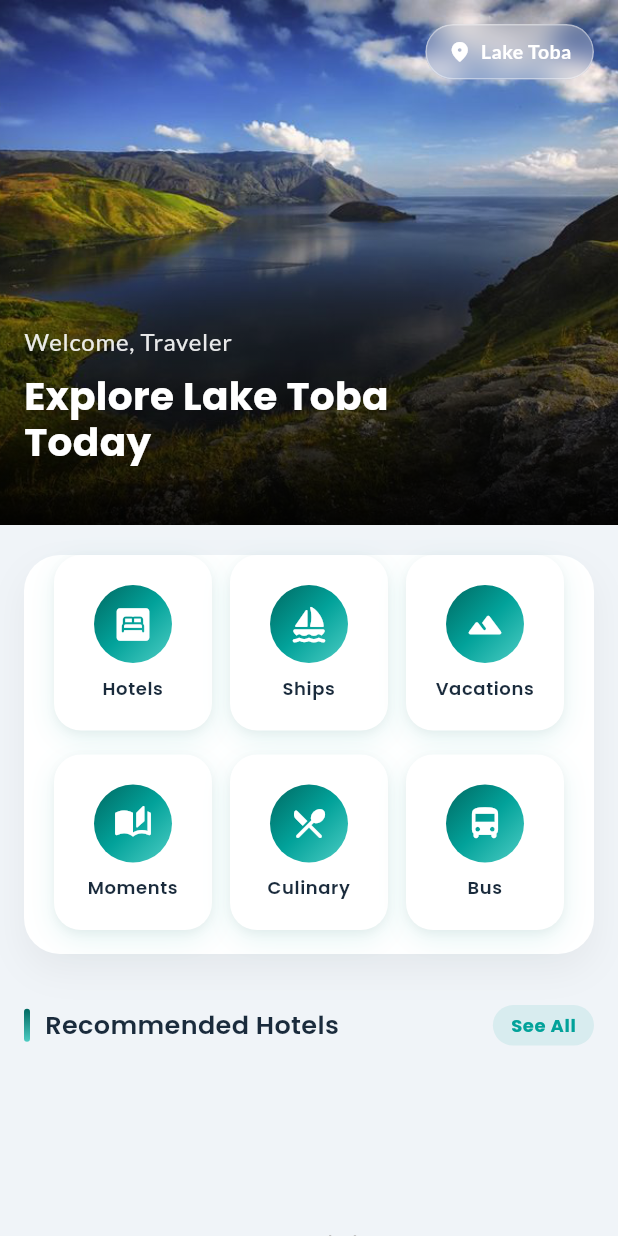
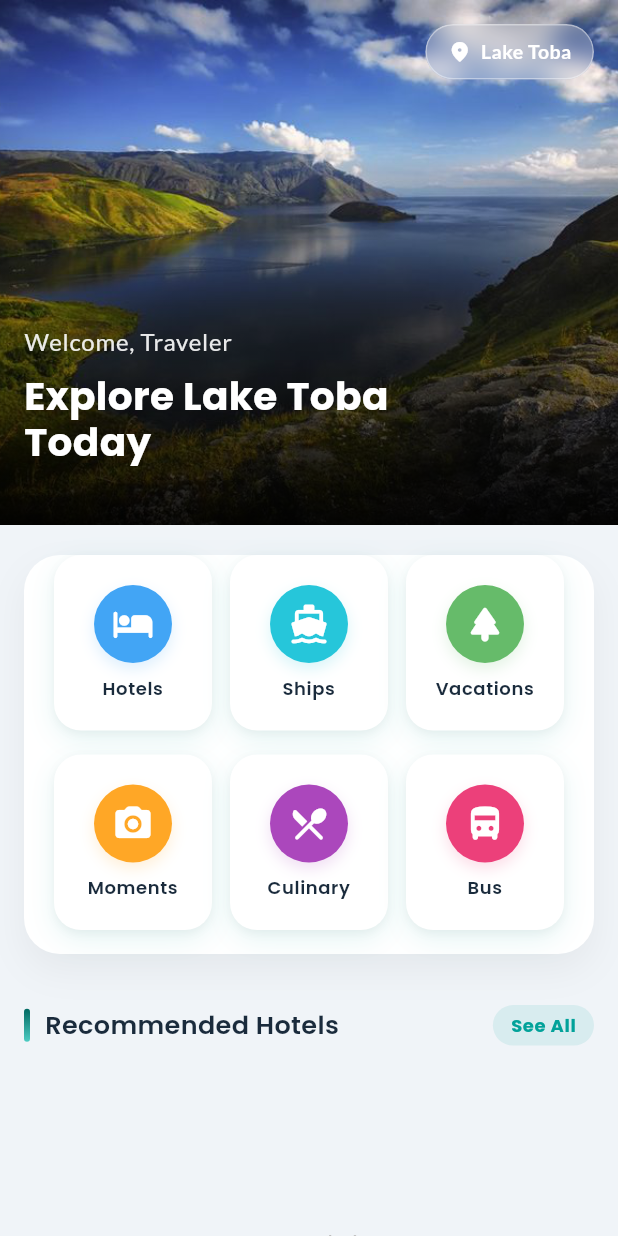
Before and after one commit to bintangmcsinaga/Go-Toba, a Flutter app: the HomePage screen opened directly, on a phone screen of 412 x 824 dp. Run offline on Flutter 3.47's test engine with Material 3 defaults, Android fonts, the phone set to English and light mode, and no system bars; drawn by our look-alikes of flutter_carousel_widget; our stand-ins replace cloud_firestore, firebase_auth, firebase_core, firebase_storage, flutter_rating_bar, fluttertoast and 7 more; missing offline and left inert: flutter_facebook_auth; accounts and stored records are empty.

Commit message:
adding color for icons

```diff
--- a/lib/Home/HomePage.dart
+++ b/lib/Home/HomePage.dart
@@ -33,12 +33,36 @@ class HomePage extends StatefulWidget {
 class _HomePageState extends State<HomePage>
     with SingleTickerProviderStateMixin, RouteAware {
   final List<Map<String, dynamic>> features = [
-    {'icon': Icons.bedroom_parent_rounded, 'name': 'Hotels'},
-    {'icon': Icons.sailing_rounded, 'name': 'Ships'},
-    {'icon': Icons.landscape_rounded, 'name': 'Vacations'},
-    {'icon': Icons.auto_stories_rounded, 'name': 'Moments'},
-    {'icon': Icons.local_dining_rounded, 'name': 'Culinary'},
-    {'icon': Icons.directions_bus_rounded, 'name': 'Bus'},
+    {
+      'icon': Icons.hotel_rounded,
+      'name': 'Hotels',
+      'color': Color(0xFF42A5F5), // Blue
+    },
+    {
+      'icon': Icons.directions_boat_filled_rounded,
+      'name': 'Ships',
+      'color': Color(0xFF26C6DA), // Cyan
+    },
+    {
+      'icon': Icons.park_rounded,
+      'name': 'Vacations',
+      'color': Color(0xFF66BB6A), // Green
+    },
+    {
+      'icon': Icons.camera_alt_rounded,
+      'name': 'Moments',
+      'color': Color(0xFFFFA726), // Orange
+    },
+    {
+      'icon': Icons.restaurant_menu_rounded,
+      'name': 'Culinary',
+      'color': Color(0xFFAB47BC), // Purple
+    },
+    {
+      'icon': Icons.directions_bus_filled_rounded,
+      'name': 'Bus',
+      'color': Color(0xFFEC407A), // Pink
+    },
   ];
 
   Future<List<Hotel>>? _hotelsFuture;
@@ -365,7 +389,7 @@ class _HomePageState extends State<HomePage>
                 horizontalPadding,
                 8,
                 horizontalPadding,
-                30, // Bottom padding lebih lega
+                30,
               ),
               child: Column(
                 crossAxisAlignment: CrossAxisAlignment.start,
--- a/lib/Home/HomeWidgets.dart
+++ b/lib/Home/HomeWidgets.dart
@@ -57,13 +57,20 @@ class _FeatureItemState extends State<FeatureItem>
               Container(
                 width: 52,
                 height: 52,
-                decoration: const BoxDecoration(
-                  gradient: AppGradients.primary,
+                decoration: BoxDecoration(
+                  color: widget.feature['color'] ?? Colors.blueAccent,
                   shape: BoxShape.circle,
+                  boxShadow: [
+                    BoxShadow(
+                      color: (widget.feature['color'] ?? Colors.blueAccent).withOpacity(0.18),
+                      blurRadius: 8,
+                      offset: const Offset(0, 4),
+                    ),
+                  ],
                 ),
                 child: Icon(
                   widget.feature['icon'] as IconData,
-                  size: 26,
+                  size: 28,
                   color: Colors.white,
                 ),
               ),
```
